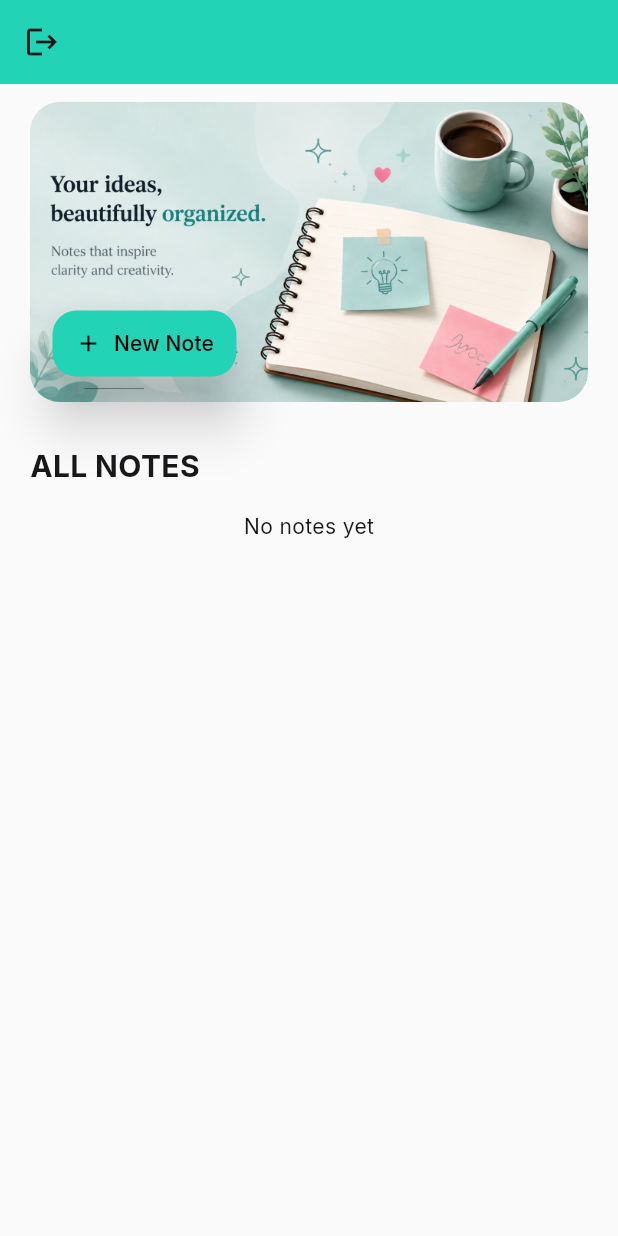
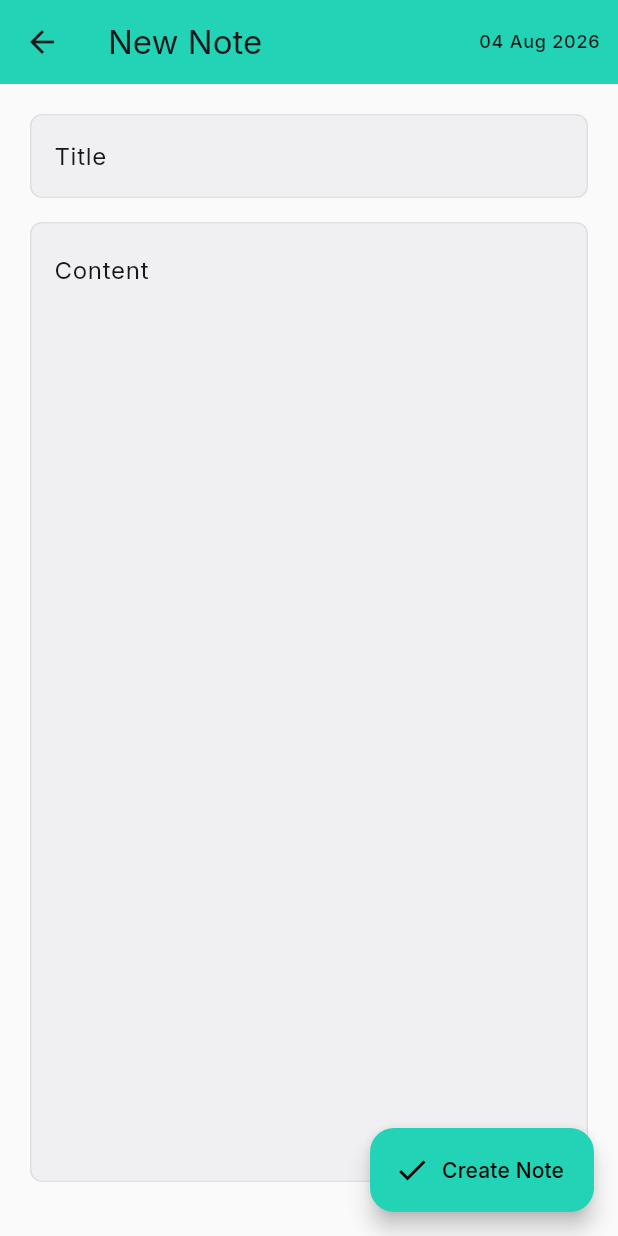
Before and after one commit to Jiya-Sharma09/notes-app-flutter, a Flutter app: the HomeScreen screen opened directly, after a tap on "New Note", on a phone screen of 412 x 824 dp. Run offline on Flutter 3.47's test engine with Material 3 defaults, Android fonts, the light colour scheme and no system bars; our stand-ins replace animated_search_bar, flutter_secure_storage, google_fonts, shared_preferences; accounts and stored records are empty.

Commit message:
feat: add notes screen and navigation to this screen from home screen add notes banner.

```diff
--- /dev/null
+++ b/lib/screens/add_notes.dart
@@ -0,0 +1,137 @@
+import 'package:flutter/material.dart';
+import 'package:intl/intl.dart';
+import 'package:notes_app_flutter/provider/auth-provider.dart';
+import 'package:notes_app_flutter/provider/notes-provider.dart';
+import 'package:provider/provider.dart';
+
+class AddNotesScreen extends StatefulWidget {
+  const AddNotesScreen({super.key});
+
+  @override
+  State<AddNotesScreen> createState() => _AddNotesScreenState();
+}
+
+class _AddNotesScreenState extends State<AddNotesScreen> {
+  final _titleController = TextEditingController();
+  final _contentController = TextEditingController();
+  final _formKey = GlobalKey<FormState>();
+  late final String _today;
+
+  @override
+  void initState() {
+    super.initState();
+    _today = DateFormat('dd MMM yyyy').format(DateTime.now());
+  }
+
+  @override
+  void dispose() {
+    _titleController.dispose();
+    _contentController.dispose();
+    super.dispose();
+  }
+
+  Future<void> _createNote() async {
+    if (!_formKey.currentState!.validate()) return;
+
+    final authProvider = context.read<AuthProvider>();
+    final notesProvider = context.read<NotesProvider>();
+    final token = authProvider.token;
+
+    if (token == null || token.isEmpty) {
+      ScaffoldMessenger.of(context).showSnackBar(
+        const SnackBar(content: Text('Please log in before creating a note.')),
+      );
+      return;
+    }
+
+    await notesProvider.createNote(
+      _titleController.text.trim(),
+      _contentController.text.trim(),
+      token,
+    );
+
+    if (!mounted) return;
+
+    if (notesProvider.errorMessage.isNotEmpty) {
+      ScaffoldMessenger.of(context).showSnackBar(
+        SnackBar(content: Text(notesProvider.errorMessage)),
+      );
+      return;
+    }
+
+    Navigator.of(context).pop();
+  }
+
+  @override
+  Widget build(BuildContext context) {
+    final notesProvider = context.watch<NotesProvider>();
+
+    return Scaffold(
+      appBar: AppBar(
+        title: const Text('New Note'),
+        actions: [
+          Padding(
+            padding: const EdgeInsets.only(right: 12),
+            child: Center(
+              child: Text(_today, style: Theme.of(context).textTheme.labelMedium),
+            ),
+          ),
+        ],
+        backgroundColor: Theme.of(context).primaryColor,
+      ),
+      body: SafeArea(
+        child: Form(
+          key: _formKey,
+          child: Padding(
+            padding: const EdgeInsets.all(20),
+            child: Column(
+              children: [
+                TextFormField(
+                  controller: _titleController,
+                  decoration: const InputDecoration(
+                    labelText: 'Title',
+                    hintText: 'Enter a title',
+                  ),
+                  validator: (value) {
+                    if (value == null || value.trim().isEmpty) {
+                      return 'Please enter a title';
+                    }
+                    return null;
+                  },
+                ),
+                const SizedBox(height: 16),
+                Expanded(
+                  child: TextFormField(
+                    controller: _contentController,
+                    maxLines: null,
+                    expands: true,
+                    textAlignVertical: TextAlignVertical.top,
+                    decoration: const InputDecoration(
+                      labelText: 'Content',
+                      hintText: 'Write your note here...',
+                      alignLabelWithHint: true,
+                    ),
+                    validator: (value) {
+                      if (value == null || value.trim().isEmpty) {
+                        return 'Please enter some content';
+                      }
+                      return null;
+                    },
+                  ),
+                ),
+                const SizedBox(height: 16),
+                if (notesProvider.isLoading)
+                  const CircularProgressIndicator(),
+              ],
+            ),
+          ),
+        ),
+      ),
+      floatingActionButton: FloatingActionButton.extended(
+        onPressed: notesProvider.isLoading ? null : _createNote,
+        icon: const Icon(Icons.check),
+        label: const Text('Create Note'),
+      ),
+    );
+  }
+}
--- a/lib/screens/home_screen.dart
+++ b/lib/screens/home_screen.dart
@@ -7,6 +7,7 @@ import 'package:notes_app_flutter/widget/note_tile.dart';
 import 'package:notes_app_flutter/services/auth_service.dart';
 import 'package:notes_app_flutter/widget/note_banner.dart';
 import 'package:notes_app_flutter/provider/theme_provider.dart';
+import 'package:notes_app_flutter/screens/add_notes.dart';
 
 class HomeScreen extends StatelessWidget {
   const HomeScreen({super.key});
@@ -36,7 +37,7 @@ class HomeScreen extends StatelessWidget {
             children: [
               NewNoteBanner(
                 onPressed: () {
-                  // Navigate to Create Note screen
+                  Navigator.of( context).push(MaterialPageRoute(builder: (_) =>  AddNotesScreen()));
                 },
               ),
 
```
